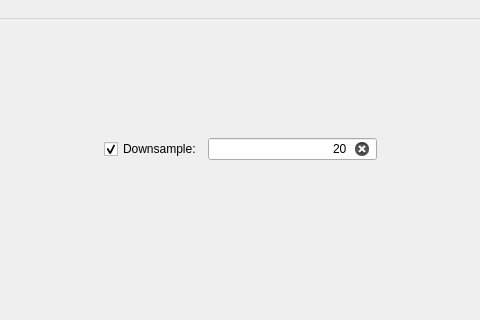
Above: ui/windowLayout.ui from pponsv/mirnov_viewer before the change; both pictures show x 421 to 901 and y 0 to 320 of the 1200 by 800 pixel window. Below: the same form after it.
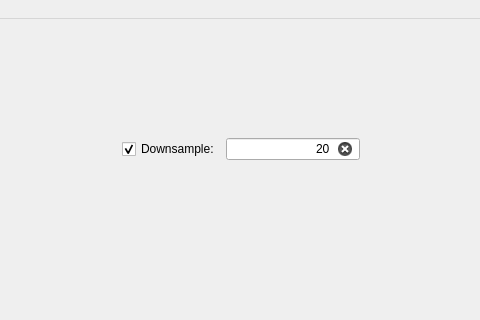
That is the form after the change. Custom widgets are drawn as their Qt base class.

The edit to the form file:
```diff
--- a/ui/windowLayout.ui
+++ b/ui/windowLayout.ui
@@ -42,6 +42,24 @@
        </item>
        <item row="0" column="6">
         <widget class="QLineEdit" name="downsampleFactorBox">
+         <property name="sizePolicy">
+          <sizepolicy hsizetype="Fixed" vsizetype="Fixed">
+           <horstretch>0</horstretch>
+           <verstretch>0</verstretch>
+          </sizepolicy>
+         </property>
+         <property name="minimumSize">
+          <size>
+           <width>20</width>
+           <height>0</height>
+          </size>
+         </property>
+         <property name="baseSize">
+          <size>
+           <width>20</width>
+           <height>0</height>
+          </size>
+         </property>
          <property name="text">
           <string>20</string>
          </property>
```
